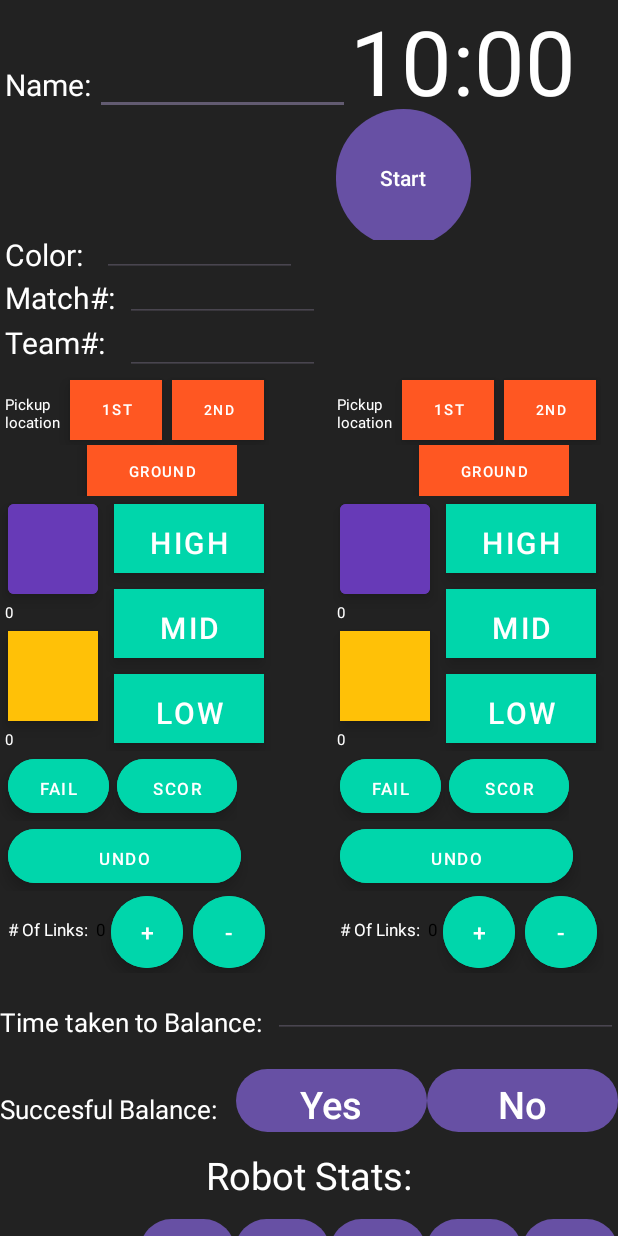
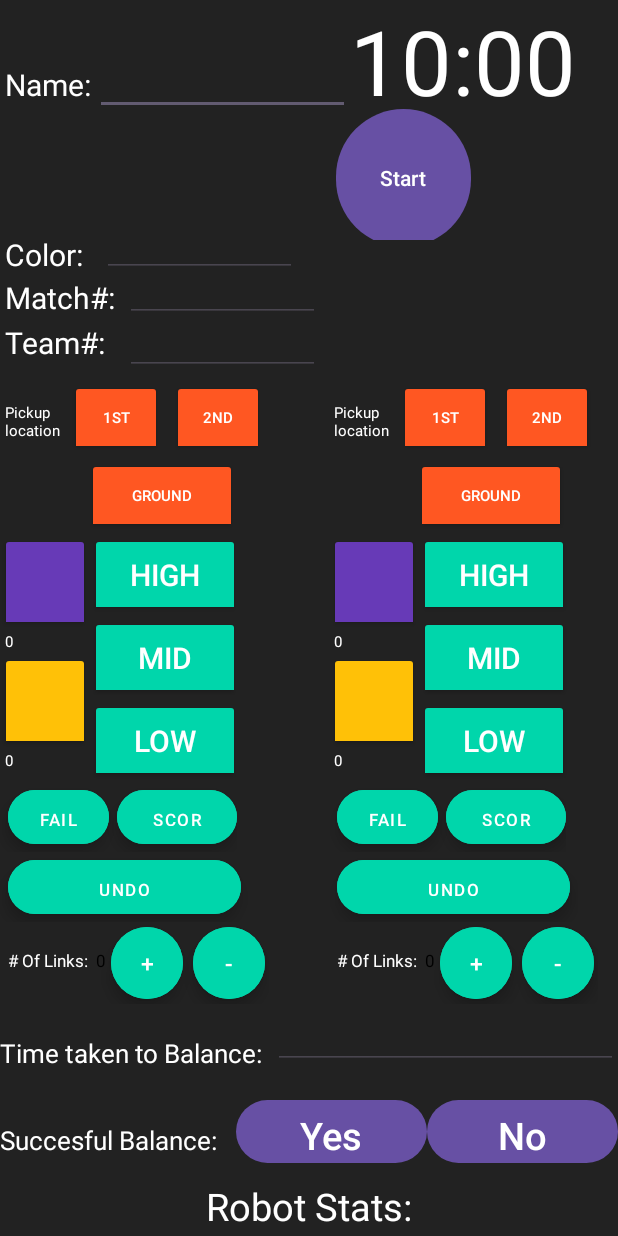
Before and after one commit to Amogh2009/scouting-app, an Android app: the screen it shows after launch (MainActivity), on a phone screen of 412 x 824 dp. Run offline under Robolectric (Android 15) with nearby library versions, the phone set to English and light mode, and no system bars; our stand-ins replace Volley, data binding; 1 statement that could not run was skipped.

Commit message:
Bug Fixes

```diff
--- a/app/src/main/java/com/example/scoutingapp/MainActivity.java
+++ b/app/src/main/java/com/example/scoutingapp/MainActivity.java
@@ -15,16 +15,21 @@ import com.android.volley.toolbox.Volley;
 import com.android.volley.toolbox.StringRequest;
 import com.google.android.material.button.MaterialButton;
 import android.widget.Button;
+import android.widget.ToggleButton;
+
 import java.util.Locale;
 
 public class MainActivity extends AppCompatActivity implements View.OnClickListener {
 
     TextView textView;
-    EditText inputText;
+    EditText inputTextName;
+    EditText inputTextColor;
+    EditText inputTextMatch;
+    EditText inputTextTeam;
     private static final long START_TIME_IN_MILLIS = 600000;
     private TextView mTextViewCountDown;
-    private Button mButtonStartPause;
-    private Button mButtonReset;
+    private MaterialButton mButtonStartPause;
+    private MaterialButton mButtonReset;
     private CountDownTimer mCountDownTimer;
     private boolean mTimerRunning;
     private long mTimeLeftInMillis = START_TIME_IN_MILLIS;
@@ -43,8 +48,8 @@ public class MainActivity extends AppCompatActivity implements View.OnClickListe
     String data_sent_to_sheet = titles + quantitative + observational;
     TextView num_of_cubes_auton, num_of_cones_auton, num_of_cubes_teliop, num_of_cones_teliop;
     TextView num_of_links_auton, num_of_links_teliop;
-    MaterialButton first_pickup_auton, second_pickup_auton, ground_pickup_auton, first_pickup_teliop, second_pickup_teliop, ground_pickup_teliop;
-    MaterialButton cone_auton, cube_auton, highgoal_auton, middlegoal_auton, lowgoal_auton, cone_teliop, cube_teliop, highgoal_teliop, middlegoal_teliop, lowgoal_teliop;
+    ToggleButton first_pickup_auton, second_pickup_auton, ground_pickup_auton, first_pickup_teliop, second_pickup_teliop, ground_pickup_teliop;
+    ToggleButton cone_auton, cube_auton, highgoal_auton, middlegoal_auton, lowgoal_auton, cone_teliop, cube_teliop, highgoal_teliop, middlegoal_teliop, lowgoal_teliop;
     MaterialButton fail_auton, score_auton, undo_auton, fail_teliop, score_teliop, undo_teliop;
     MaterialButton add_link_auton, minus_link_auton, add_link_teliop, minus_link_teliop;
     MaterialButton submit;
@@ -63,7 +68,10 @@ public class MainActivity extends AppCompatActivity implements View.OnClickListe
         setContentView(R.layout.activity_main);
 
         textView = (TextView) findViewById(R.id.textView);
-        inputText=(EditText) findViewById(R.id.inputText);
+        inputTextName=(EditText) findViewById(R.id.inputTextName);
+        inputTextColor=(EditText) findViewById(R.id.inputTextColor);
+        inputTextMatch=(EditText) findViewById(R.id.inputTextMatch);
+        inputTextTeam=(EditText) findViewById(R.id.inputTextTeam);
 
         num_of_links_auton = findViewById(R.id.num_of_links_auton);
         num_of_links_teliop = findViewById(R.id.num_of_links_teliop);
@@ -71,22 +79,24 @@ public class MainActivity extends AppCompatActivity implements View.OnClickListe
         num_of_cones_auton = findViewById(R.id.num_of_cones_auton);
         num_of_cubes_teliop = findViewById(R.id.num_of_cubes_teliop);
         num_of_cones_teliop = findViewById(R.id.num_of_cones_teliop);
-        assignId(first_pickup_auton, R.id.first_pickup_auton);
-        assignId(second_pickup_auton, R.id.second_pickup_auton);
-        assignId(ground_pickup_auton, R.id.ground_pickup_auton);
-        assignId(first_pickup_teliop, R.id.first_pickup_teliop);
-        assignId(second_pickup_teliop, R.id.second_pickup_teliop);
-        assignId(ground_pickup_teliop, R.id.ground_pickup_teliop);
-        assignId(cone_auton, R.id.cone_auton);
-        assignId(cube_auton, R.id.cube_auton);
-        assignId(highgoal_auton, R.id.highgoal_auton);
-        assignId(middlegoal_auton, R.id.middlegoal_auton);
-        assignId(lowgoal_auton, R.id.lowgoal_auton);
-        assignId(cone_teliop, R.id.cone_teliop);
-        assignId(cube_teliop, R.id.cube_teliop);
-        assignId(highgoal_teliop, R.id.highgoal_teliop);
-        assignId(middlegoal_teliop, R.id.middlegoal_teliop);
-        assignId(lowgoal_teliop, R.id.lowgoal_teliop);
+
+        first_pickup_auton = (ToggleButton) findViewById(R.id.first_pickup_auton);
+        second_pickup_auton = (ToggleButton) findViewById(R.id.second_pickup_auton);
+        ground_pickup_auton = (ToggleButton) findViewById(R.id.ground_pickup_auton);
+        first_pickup_teliop = (ToggleButton) findViewById(R.id.first_pickup_teliop);
+        second_pickup_teliop = (ToggleButton) findViewById(R.id.second_pickup_teliop);
+        ground_pickup_teliop = (ToggleButton) findViewById(R.id.ground_pickup_teliop);
+        cone_auton = (ToggleButton) findViewById(R.id.cone_auton);
+        cube_auton = (ToggleButton) findViewById(R.id.cube_auton);
+        highgoal_auton = (ToggleButton) findViewById(R.id.highgoal_auton);
+        middlegoal_auton = (ToggleButton) findViewById(R.id.middlegoal_auton);
+        lowgoal_auton = (ToggleButton) findViewById(R.id.lowgoal_auton);
+        cone_teliop = (ToggleButton) findViewById(R.id.cone_teliop);
+        cube_teliop = (ToggleButton) findViewById(R.id.cube_teliop);
+        highgoal_teliop = (ToggleButton) findViewById(R.id.highgoal_teliop);
+        middlegoal_teliop = (ToggleButton) findViewById(R.id.middlegoal_teliop);
+        lowgoal_teliop = (ToggleButton) findViewById(R.id.lowgoal_teliop);
+
         assignId(fail_auton, R.id.fail_auton);
         assignId(score_auton, R.id.score_auton);
         assignId(undo_auton, R.id.undo_auton);
--- a/app/src/main/res/layout/activity_main.xml
+++ b/app/src/main/res/layout/activity_main.xml
@@ -31,11 +31,9 @@
             android:ems="10"
             android:inputType="textPersonName"
             android:text=""
-            android:id="@+id/inputText"
-            app:layout_constraintEnd_toEndof="parent"
+            android:id="@+id/inputTextName"
             app:layout_constraintStart_toStartOf="parent"
             app:layout_constraintBottom_toBottomOf="parent"
-            app:layout_constraintTop_toTopof="parent"
             android:textSize="25dp"/>
         <TextView
             android:id="@+id/text_view_countdown"
@@ -46,7 +44,7 @@
             android:textSize="60sp"
             android:textColor="@android:color/white" />
 
-        <Button
+        <com.google.android.material.button.MaterialButton
             android:id="@+id/button_start_pause"
             android:layout_marginTop="60dp"
             android:layout_marginLeft="-180dp"
@@ -61,7 +59,6 @@
             android:layout_marginTop="60dp"
             android:layout_width="90dp"
             android:layout_height="100dp"
-            android:layout_toEndof="@+id/button_start_pause"
             android:text="Reset"
             android:visibility="invisible"
             tools:visibility="visible"/>
@@ -88,11 +85,9 @@
                 android:ems="10"
                 android:inputType="textPersonName"
                 android:text=""
-                android:id="@+id/inputText"
-                app:layout_constraintEnd_toEndof="parent"
+                android:id="@+id/inputTextColor"
                 app:layout_constraintStart_toStartOf="parent"
                 app:layout_constraintBottom_toBottomOf="parent"
-                app:layout_constraintTop_toTopof="parent"
                 android:textSize="25dp"
                 tools:ignore="DuplicateIds" />
         </LinearLayout>
@@ -114,11 +109,9 @@
             android:ems="10"
             android:inputType="textPersonName"
             android:text=""
-            android:id="@+id/inputText"
-            app:layout_constraintEnd_toEndof="parent"
+            android:id="@+id/inputTextMatch"
             app:layout_constraintStart_toStartOf="parent"
             app:layout_constraintBottom_toBottomOf="parent"
-            app:layout_constraintTop_toTopof="parent"
             android:textSize="20dp"
             tools:ignore="DuplicateIds" />
     </LinearLayout>
@@ -139,11 +132,9 @@
             android:ems="10"
             android:inputType="textPersonName"
             android:text=""
-            android:id="@+id/inputText"
-            app:layout_constraintEnd_toEndof="parent"
+            android:id="@+id/inputTextTeam"
             app:layout_constraintStart_toStartOf="parent"
             app:layout_constraintBottom_toBottomOf="parent"
-            app:layout_constraintTop_toTopof="parent"
             android:textSize="20dp"
             tools:ignore="DuplicateIds" />
     </LinearLayout>
@@ -175,40 +166,43 @@
                     android:textColor="@color/white"
                     android:textSize="10sp" />
 
-                <com.google.android.material.button.MaterialButton
+                <ToggleButton
                     android:id="@+id/first_pickup_auton"
-                    style="@style/Widget.MaterialComponents.ExtendedFloatingActionButton"
+                    android:textColor="@color/white"
                     android:layout_width="61dp"
-                    android:layout_height="40dp"
+                    android:layout_height="50dp"
                     android:layout_margin="3dp"
                     android:backgroundTint="#FF5722"
-                    android:text="1st"
+                    android:textOff="1st"
+                    android:textOn="1st"
                     android:textSize="10sp" />
 
-                <com.google.android.material.button.MaterialButton
+                <ToggleButton
                     android:id="@+id/second_pickup_auton"
-                    style="@style/Widget.MaterialComponents.ExtendedFloatingActionButton"
+                    android:textColor="@color/white"
                     android:layout_width="61dp"
-                    android:layout_height="40dp"
+                    android:layout_height="50dp"
                     android:layout_margin="3dp"
                     android:backgroundTint="#FF5722"
-                    android:text="2nd"
-                    android:textSize="9sp" />
+                    android:textOff="2nd"
+                    android:textOn="2nd"
+                    android:textSize="10sp" />
             </LinearLayout>
 
             <LinearLayout
                 android:layout_width="wrap_content"
                 android:layout_height="wrap_content">
 
-                <com.google.android.material.button.MaterialButton
+                <ToggleButton
                     android:id="@+id/ground_pickup_auton"
-                    style="@style/Widget.MaterialComponents.ExtendedFloatingActionButton"
+                    android:textColor="@color/white"
+                    android:textOff="ground"
+                    android:textOn="ground"
                     android:layout_width="100dp"
-                    android:layout_height="35dp"
+                    android:layout_height="50dp"
                     android:layout_marginLeft="58dp"
                     android:layout_marginTop="-1dp"
                     android:backgroundTint="#FF5722"
-                    android:text="ground"
                     android:textSize="10sp" />
             </LinearLayout>
 
@@ -222,14 +216,15 @@
                     android:layout_height="wrap_content"
                     android:orientation="vertical">
 
-                    <com.google.android.material.button.MaterialButton
+                    <ToggleButton
                         android:id="@+id/cube_auton"
-                        style="@style/Widget.MaterialComponents.ExtendedFloatingActionButton"
+                        android:textOn=""
+                        android:textOff=""
                         android:layout_width="60dp"
-                        android:layout_height="60dp"
-                        android:layout_margin="5dp"
+                        android:layout_height="65dp"
+                        android:layout_margin="0dp"
                         android:backgroundTint="#673AB7"
-                        app:cornerRadius="4dp" />
+                        app:cornerRadius="10dp" />
                     <TextView
                         android:id="@+id/num_of_cubes_auton"
                         android:layout_width="40dp"
@@ -239,12 +234,14 @@
                         android:textColor="@color/white"
                         android:textSize="10sp" />
 
-                    <com.google.android.material.button.MaterialButton
+                    <ToggleButton
                         android:id="@+id/cone_auton"
-                        style="@style/Widget.MaterialComponents.ExtendedFloatingActionButton"
+                        android:textOn=""
+                        android:textOff=""
                         android:layout_width="60dp"
-                        android:layout_height="60dp"
-                        android:layout_margin="5dp"
+                        android:layout_height="65dp"
+                        android:layout_margin="0dp"
+                        app:cornerRadius="10dp"
                         android:backgroundTint="#FFC107" />
                     <TextView
                         android:id="@+id/num_of_cones_auton"
@@ -263,34 +260,37 @@
                     android:layout_height="wrap_content"
                     android:orientation="vertical">
 
-                    <com.google.android.material.button.MaterialButton
+                    <ToggleButton
                         android:id="@+id/highgoal_auton"
-                        style="@style/Widget.MaterialComponents.ExtendedFloatingActionButton"
+                        android:textColor="@color/white"
                         android:layout_width="100dp"
-                        android:layout_height="46dp"
-                        android:layout_margin="5dp"
+                        android:textOff="high"
+                        android:layout_height="55dp"
+                        android:layout_margin="0dp"
                         android:backgroundTint="#00D6AB"
-                        android:text="high"
+                        android:textOn="high"
                         android:textSize="20dp" />
 
-                    <com.google.android.material.button.MaterialButton
+                    <ToggleButton
                         android:id="@+id/middlegoal_auton"
-                        style="@style/Widget.MaterialComponents.ExtendedFloatingActionButton"
+                        android:textOff="mid"
+                        android:textColor="@color/white"
                         android:layout_width="100dp"
-                        android:layout_height="46dp"
-                        android:layout_margin="5dp"
+                        android:layout_height="55dp"
+                        android:layout_margin="0dp"
                         android:backgroundTint="#00D6AB"
-                        android:text="mid"
+                        android:textOn="mid"
                         android:textSize="20dp" />
 
-                    <com.google.android.material.button.MaterialButton
+                    <ToggleButton
                         android:id="@+id/lowgoal_auton"
-                        style="@style/Widget.MaterialComponents.ExtendedFloatingActionButton"
+                        android:textOff="low"
+                        android:textColor="@color/white"
                         android:layout_width="100dp"
-                        android:layout_height="46dp"
-                        android:layout_margin="5dp"
+                        android:layout_height="55dp"
+                        android:layout_margin="0dp"
                         android:backgroundTint="#00D6AB"
-                        android:text="low"
+                        android:textOn="low"
                         android:textSize="20dp" />
 
                 </LinearLayout>
@@ -417,40 +417,43 @@
                     android:textColor="@color/white"
                     android:textSize="10sp" />
 
-                <com.google.android.material.button.MaterialButton
+                <ToggleButton
                     android:id="@+id/first_pickup_teliop"
-                    style="@style/Widget.MaterialComponents.ExtendedFloatingActionButton"
+                    android:textColor="@color/white"
                     android:layout_width="61dp"
-                    android:layout_height="40dp"
+                    android:layout_height="50dp"
                     android:layout_margin="3dp"
                     android:backgroundTint="#FF5722"
-                    android:text="1st"
+                    android:textOff="1st"
+                    android:textOn="1st"
                     android:textSize="10sp" />
 
-                <com.google.android.material.button.MaterialButton
+                <ToggleButton
                     android:id="@+id/second_pickup_teliop"
-                    style="@style/Widget.MaterialComponents.ExtendedFloatingActionButton"
+                    android:textColor="@color/white"
                     android:layout_width="61dp"
-                    android:layout_height="40dp"
+                    android:layout_height="50dp"
                     android:layout_margin="3dp"
                     android:backgroundTint="#FF5722"
-                    android:text="2nd"
-                    android:textSize="9sp" />
+                    android:textOff="2nd"
+                    android:textOn="2nd"
+                    android:textSize="10sp" />
             </LinearLayout>
 
             <LinearLayout
                 android:layout_width="wrap_content"
                 android:layout_height="wrap_content">
 
-                <com.google.android.material.button.MaterialButton
+                <ToggleButton
                     android:id="@+id/ground_pickup_teliop"
-                    style="@style/Widget.MaterialComponents.ExtendedFloatingActionButton"
+                    android:textColor="@color/white"
+                    android:textOff="ground"
+                    android:textOn="ground"
                     android:layout_width="100dp"
-                    android:layout_height="35dp"
+                    android:layout_height="50dp"
                     android:layout_marginLeft="58dp"
                     android:layout_marginTop="-1dp"
                     android:backgroundTint="#FF5722"
-                    android:text="ground"
                     android:textSize="10sp" />
             </LinearLayout>
 
@@ -464,14 +467,15 @@
                     android:layout_height="wrap_content"
                     android:orientation="vertical">
 
-                    <com.google.android.material.button.MaterialButton
+                    <ToggleButton
                         android:id="@+id/cube_teliop"
-                        style="@style/Widget.MaterialComponents.ExtendedFloatingActionButton"
+                        android:textOn=""
+                        android:textOff=""
                         android:layout_width="60dp"
-                        android:layout_height="60dp"
-                        android:layout_margin="5dp"
+                        android:layout_height="65dp"
+                        android:layout_margin="0dp"
                         android:backgroundTint="#673AB7"
-                        app:cornerRadius="4dp" />
+                        app:cornerRadius="10dp" />
                     <TextView
                         android:id="@+id/num_of_cubes_teliop"
                         android:layout_width="40dp"
@@ -481,12 +485,14 @@
                         android:textColor="@color/white"
                         android:textSize="10sp" />
 
-                    <Button
+                    <ToggleButton
                         android:id="@+id/cone_teliop"
-                        style="@style/Widget.MaterialComponents.ExtendedFloatingActionButton"
+                        android:textOn=""
+                        android:textOff=""
                         android:layout_width="60dp"
-                        android:layout_height="60dp"
-                        android:layout_margin="5dp"
+                        android:layout_height="65dp"
+                        android:layout_margin="0dp"
+                        app:cornerRadius="10dp"
                         android:backgroundTint="#FFC107" />
                     <TextView
                         android:id="@+id/num_of_cones_teliop"
@@ -504,34 +510,37 @@
                     android:layout_height="wrap_content"
                     android:orientation="vertical">
 
-                    <com.google.android.material.button.MaterialButton
+                    <ToggleButton
                         android:id="@+id/highgoal_teliop"
-                        style="@style/Widget.MaterialComponents.ExtendedFloatingActionButton"
+                        android:textOff="high"
+                        android:textColor="@color/white"
                         android:layout_width="100dp"
-                        android:layout_height="46dp"
-                        android:layout_margin="5dp"
+                        android:layout_height="55dp"
+                        android:layout_margin="0dp"
                         android:backgroundTint="#00D6AB"
-                        android:text="high"
+                        android:textOn="high"
                         android:textSize="20dp" />
 
-                    <com.google.android.material.button.MaterialButton
+                    <ToggleButton
                         android:id="@+id/middlegoal_teliop"
-                        style="@style/Widget.MaterialComponents.ExtendedFloatingActionButton"
+                        android:textOff="mid"
+                        android:textColor="@color/white"
                         android:layout_width="100dp"
-                        android:layout_height="46dp"
-                        android:layout_margin="5dp"
+                        android:layout_height="55dp"
+                        android:layout_margin="0dp"
                         android:backgroundTint="#00D6AB"
-                        android:text="mid"
+                        android:textOn="mid"
                         android:textSize="20dp" />
 
-                    <com.google.android.material.button.MaterialButton
+                    <ToggleButton
                         android:id="@+id/lowgoal_teliop"
-                        style="@style/Widget.MaterialComponents.ExtendedFloatingActionButton"
+                        android:textOff="low"
+                        android:textColor="@color/white"
                         android:layout_width="100dp"
-                        android:layout_height="46dp"
-                        android:layout_margin="5dp"
+                        android:layout_height="55dp"
+                        android:layout_margin="0dp"
                         android:backgroundTint="#00D6AB"
-                        android:text="low"
+                        android:textOn="low"
                         android:textSize="20dp" />
 
                 </LinearLayout>
@@ -622,7 +631,7 @@
                     android:textSize="15dp"
                     app:cornerRadius="32dp" />
 
-                <Button
+                <com.google.android.material.button.MaterialButton
                     android:id="@+id/minus_link_teliop"
                     style="@style/Widget.MaterialComponents.ExtendedFloatingActionButton"
                     android:layout_width="48dp"
```
